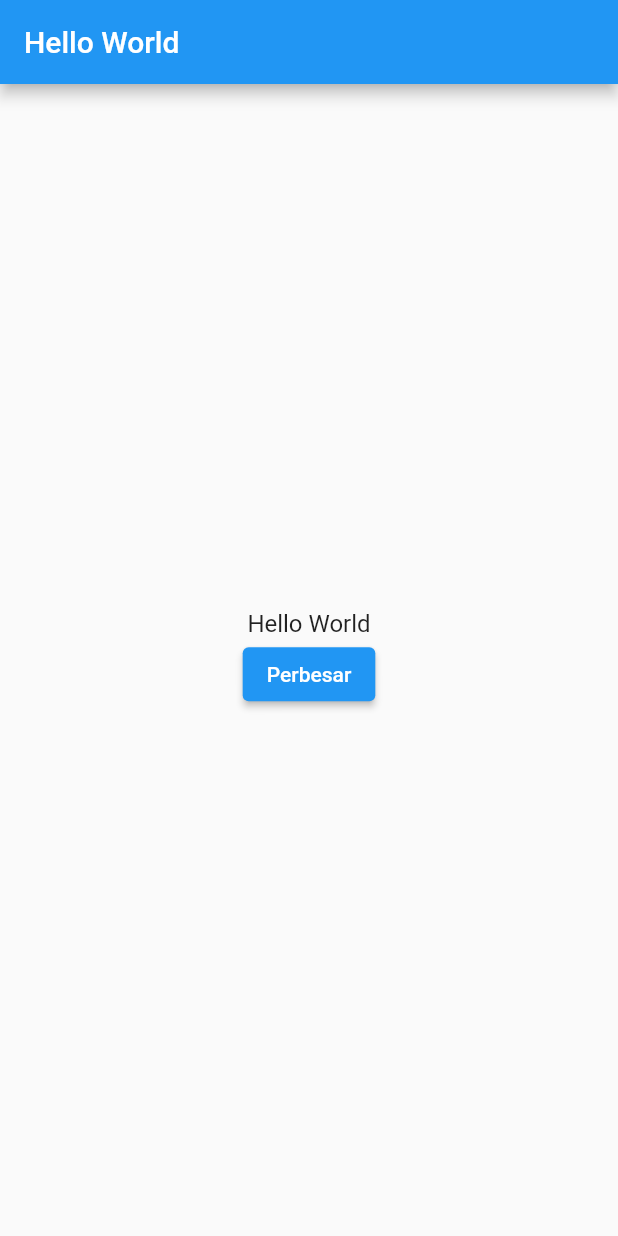
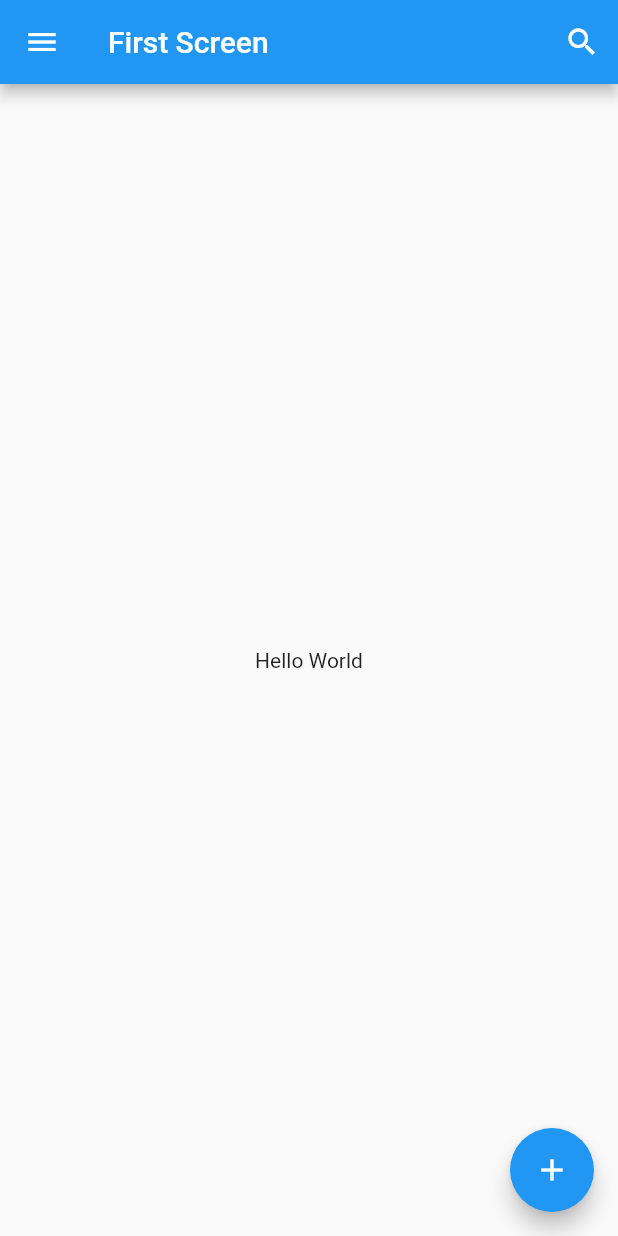
Before and after one commit to aryawpratama/dicoding-flutter-app, a Flutter app: the screen it shows after launch, on a phone screen of 412 x 824 dp. Run offline on Flutter 3.47's test engine with Material 2 defaults, Android fonts, the phone set to English and light mode, and no system bars.

Commit message:
first-screen-practice

```diff
--- a/lib/main.dart
+++ b/lib/main.dart
@@ -13,59 +13,40 @@ class MyApp extends StatelessWidget {
         theme: ThemeData(
             primarySwatch: Colors.blue,
             visualDensity: VisualDensity.adaptivePlatformDensity),
-        home: Scaffold(
-          appBar: AppBar(
-            title: Text('Hello World'),
-          ),
-          body: Center(
-            child: BiggerText(
-              text: 'Hello World',
-            ),
-          ),
-        ));
+        home: FirstScreen());
   }
 }
 
-class Heading extends StatelessWidget {
-  final String text;
-
-  Heading({required this.text});
-
+class FirstScreen extends StatelessWidget {
   @override
   Widget build(BuildContext context) {
-    return Text(
-      text,
-      style: TextStyle(fontSize: 24, fontWeight: FontWeight.bold),
+    return Scaffold(
+      appBar: AppBar(
+        leading: IconButton(
+          icon: Icon(
+            Icons.menu,
+            color: Colors.white,
+          ),
+          onPressed: () {},
+        ),
+        title: Text('First Screen'),
+        actions: <Widget>[
+          IconButton(
+            icon: Icon(
+              Icons.search,
+              color: Colors.white,
+            ),
+            onPressed: () {},
+          )
+        ],
+      ),
+      body: Center(
+        child: Text('Hello World'),
+      ),
+      floatingActionButton: FloatingActionButton(
+        child: Icon(Icons.add),
+        onPressed: () {},
+      ),
     );
   }
 }
-
-class BiggerText extends StatefulWidget {
-  final String text;
-  const BiggerText({required this.text});
-  @override
-  _BiggerTextState createState() => _BiggerTextState();
-}
-
-class _BiggerTextState extends State<BiggerText> {
-  double _textSize = 16.0;
-  @override
-  Widget build(BuildContext context) {
-    return Column(
-      mainAxisAlignment: MainAxisAlignment.center,
-      children: <Widget>[
-        Text(
-          widget.text,
-          style: TextStyle(fontSize: _textSize),
-        ),
-        ElevatedButton(
-            child: Text('Perbesar'),
-            onPressed: () {
-              setState(() {
-                _textSize = 32.0;
-              });
-            })
-      ],
-    );
-  }
-}
```
